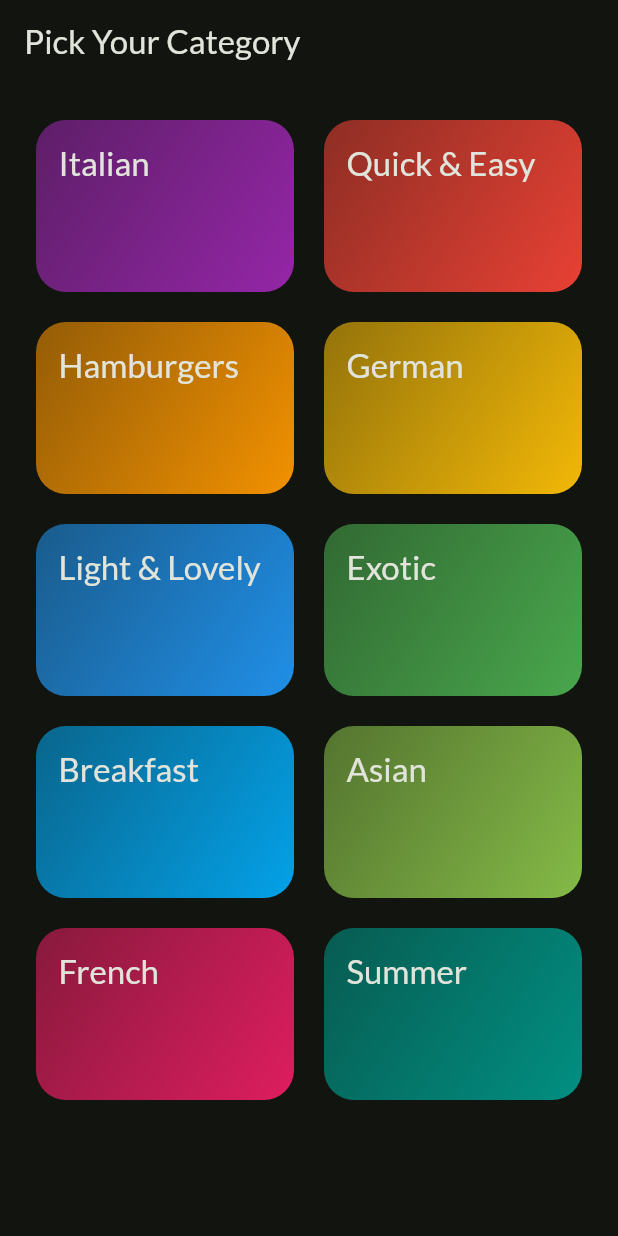
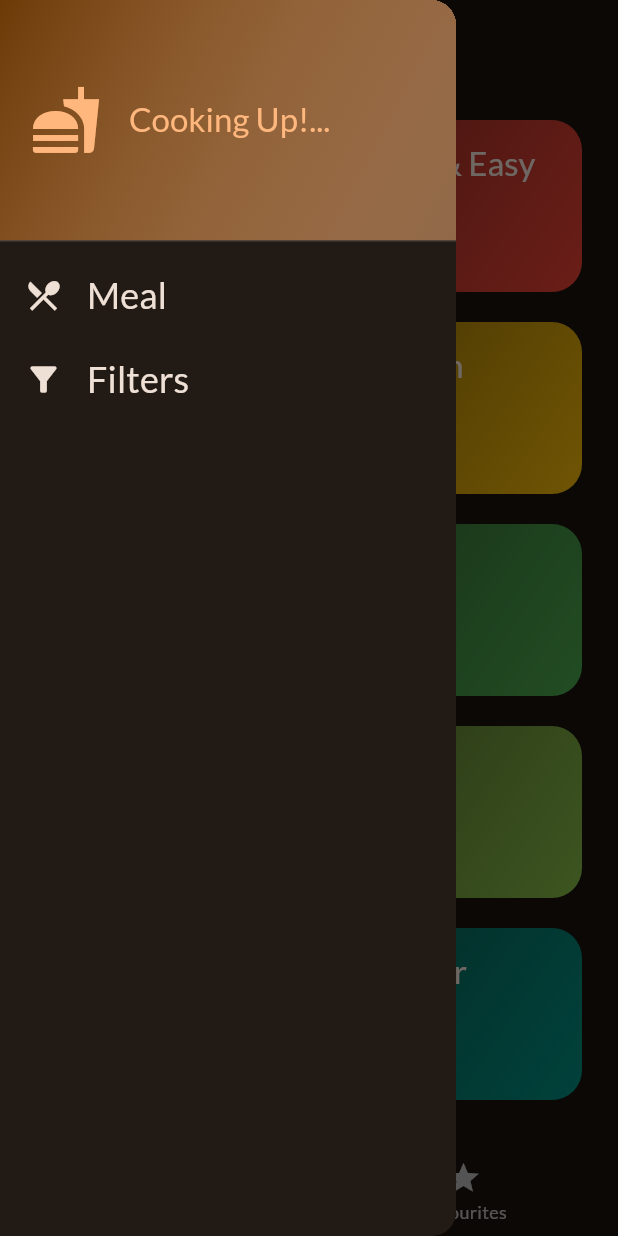
Before and after one commit to Sampurn44/meals_app, a Flutter app: the screen it shows after launch, with the side drawer open (before the commit the screen has no drawer), on a phone screen of 412 x 824 dp. Run offline on Flutter 3.47's test engine with Material 2 defaults, Android fonts, the phone set to English and light mode, and no system bars; our stand-ins replace google_fonts, transparent_image.

Commit message:
"Filter Screen Added"

```diff
--- /dev/null
+++ b/lib/Widgets/main_drawer.dart
@@ -0,0 +1,81 @@
+import 'package:flutter/material.dart';
+
+class MainDrawer extends StatelessWidget {
+  const MainDrawer({super.key, required this.onselectscreen});
+  final void Function(String identifier) onselectscreen;
+
+  @override
+  Widget build(BuildContext context) {
+    return Drawer(
+      child: Column(
+        children: [
+          DrawerHeader(
+            padding: const EdgeInsets.all(20),
+            decoration: BoxDecoration(
+              gradient: LinearGradient(
+                colors: [
+                  Theme.of(context).colorScheme.primaryContainer,
+                  Theme.of(context).colorScheme.primary.withOpacity(0.5),
+                ],
+                begin: Alignment.topLeft,
+                end: Alignment.bottomRight,
+              ),
+            ),
+            child: Row(
+              children: [
+                Icon(
+                  Icons.fastfood,
+                  size: 48,
+                  color: Theme.of(context).colorScheme.primary,
+                ),
+                const SizedBox(
+                  width: 18,
+                ),
+                Text(
+                  "Cooking Up!...",
+                  style: Theme.of(context).textTheme.titleLarge!.copyWith(
+                        color: Theme.of(context).colorScheme.primary,
+                      ),
+                ),
+              ],
+            ),
+          ),
+          ListTile(
+            leading: Icon(
+              Icons.restaurant_menu,
+              size: 26,
+              color: Theme.of(context).colorScheme.onBackground,
+            ),
+            title: Text(
+              "Meal",
+              style: Theme.of(context).textTheme.titleSmall!.copyWith(
+                    color: Theme.of(context).colorScheme.onBackground,
+                    fontSize: 24,
+                  ),
+            ),
+            onTap: () {
+              onselectscreen('meals');
+            },
+          ),
+          ListTile(
+            leading: Icon(
+              Icons.filter_alt,
+              size: 26,
+              color: Theme.of(context).colorScheme.onBackground,
+            ),
+            title: Text(
+              "Filters",
+              style: Theme.of(context).textTheme.titleSmall!.copyWith(
+                    color: Theme.of(context).colorScheme.onBackground,
+                    fontSize: 24,
+                  ),
+            ),
+            onTap: () {
+              onselectscreen('filters');
+            },
+          ),
+        ],
+      ),
+    );
+  }
+}
--- a/lib/main.dart
+++ b/lib/main.dart
@@ -3,12 +3,13 @@ import 'package:google_fonts/google_fonts.dart';
 import 'package:meals_app/data/dummy_data.dart';
 import 'package:meals_app/screens/categories.dart';
 import 'package:meals_app/screens/meals.dart';
+import 'package:meals_app/screens/tabs.dart';
 
 final theme = ThemeData(
   useMaterial3: true,
   colorScheme: ColorScheme.fromSeed(
     brightness: Brightness.dark,
-    seedColor: const Color.fromARGB(255, 36, 240, 4),
+    seedColor: const Color.fromARGB(255, 238, 131, 9),
   ),
   textTheme: GoogleFonts.latoTextTheme(),
 );
@@ -22,7 +23,7 @@ class App extends StatelessWidget {
 
   @override
   Widget build(BuildContext context) {
-    return MaterialApp(theme: theme, home: const CategoriesScreen() // Todo ...,
+    return MaterialApp(theme: theme, home: const TabScreen() // Todo ...,
         );
   }
 }
--- a/lib/screens/categories.dart
+++ b/lib/screens/categories.dart
@@ -1,12 +1,16 @@
 import 'package:flutter/material.dart';
 import 'package:meals_app/Widgets/category_grid.dart';
 import 'package:meals_app/data/dummy_data.dart';
-import 'package:meals_app/data/dummy_data.dart';
+//import 'package:meals_app/data/dummy_data.dart';
 import 'package:meals_app/models/category.dart';
 import 'package:meals_app/screens/meals.dart';
 
+import '../models/meal.dart';
+
 class CategoriesScreen extends StatelessWidget {
-  const CategoriesScreen({super.key});
+  const CategoriesScreen({super.key, required this.togglemeal});
+
+  final void Function(Meal meal) togglemeal;
 
   void _selectedcategory(BuildContext context, Category category) {
     final filteredMeals = dummyMeals
@@ -17,6 +21,7 @@ class CategoriesScreen extends StatelessWidget {
         builder: (ctx) => MealsScreen(
           title: category.title,
           meals: filteredMeals,
+          ontogglemeal: togglemeal,
         ),
       ),
     );
@@ -24,11 +29,7 @@ class CategoriesScreen extends StatelessWidget {
 
   @override
   Widget build(BuildContext context) {
-    return Scaffold(
-        appBar: AppBar(
-          title: const Text('Pick Your Category'),
-        ),
-        body: GridView(
+    return GridView(
       padding: const EdgeInsets.all(24),
       gridDelegate: const SliverGridDelegateWithFixedCrossAxisCount(
           crossAxisCount: 2,
@@ -44,6 +45,6 @@ class CategoriesScreen extends StatelessWidget {
             },
           ),
       ],
-        ));
+    );
   }
 }
--- a/lib/screens/meal_detail.dart
+++ b/lib/screens/meal_detail.dart
@@ -3,14 +3,24 @@ import 'package:flutter/material.dart';
 import '../models/meal.dart';
 
 class MealDetailScreen extends StatelessWidget {
-  const MealDetailScreen({super.key, required this.meal});
+  const MealDetailScreen(
+      {super.key, required this.meal, required this.onToggleFavourite});
   final Meal meal;
+  final void Function(Meal meal) onToggleFavourite;
 
   @override
   Widget build(BuildContext context) {
     return Scaffold(
       appBar: AppBar(
         title: Text(meal.title),
+        actions: [
+          IconButton(
+            onPressed: () {
+              onToggleFavourite(meal);
+            },
+            icon: const Icon(Icons.star),
+          ),
+        ],
       ),
       body: SingleChildScrollView(
         child: Column(
--- /dev/null
+++ b/lib/screens/tabs.dart
@@ -0,0 +1,101 @@
+import 'package:flutter/material.dart';
+import 'package:meals_app/Widgets/main_drawer.dart';
+import 'package:meals_app/screens/categories.dart';
+import 'package:meals_app/screens/filters.dart';
+import 'package:meals_app/screens/meals.dart';
+
+import '../models/meal.dart';
+
+class TabScreen extends StatefulWidget {
+  const TabScreen({super.key});
+
+  @override
+  State<TabScreen> createState() {
+    return _TabScreenState();
+  }
+}
+
+class _TabScreenState extends State<TabScreen> {
+  int _selectedstate = 0;
+  final List<Meal> _favouritemeal = [];
+
+  void _showmessage(String message) {
+    ScaffoldMessenger.of(context).clearSnackBars();
+    ScaffoldMessenger.of(context).showSnackBar(
+      SnackBar(
+        content: Text(message),
+        duration: const Duration(seconds: 2),
+      ),
+    );
+  }
+
+  void _togglemealstatus(Meal meal) {
+    final isExisiting = _favouritemeal.contains(meal);
+    if (isExisiting == true) {
+      setState(() {
+        _favouritemeal.remove(meal);
+        _showmessage('The meal is removed from favourites');
+      });
+    } else {
+      setState(() {
+        _favouritemeal.add(meal);
+        _showmessage('The meal is added to favourites');
+      });
+    }
+  }
+
+  void _selectpage(int index) {
+    setState(() {
+      _selectedstate = index;
+    });
+  }
+
+  void _setscreen(String identifier) {
+    Navigator.of(context).pop();
+    if (identifier == 'filters') {
+      Navigator.of(context).push(
+        MaterialPageRoute(builder: (ctx) => const FilterScreen()),
+      );
+    }
+  }
+
+  @override
+  Widget build(BuildContext context) {
+    Widget active = CategoriesScreen(
+      togglemeal: _togglemealstatus,
+    );
+    var activepagetitle = 'Categories';
+
+    if (_selectedstate == 1) {
+      active = MealsScreen(
+        meals: _favouritemeal,
+        ontogglemeal: _togglemealstatus,
+      );
+
+      activepagetitle = 'Your Favourites';
+    }
+    return Scaffold(
+      appBar: AppBar(
+        title: Text(activepagetitle),
+      ),
+      drawer: MainDrawer(
+        onselectscreen: _setscreen,
+      ),
+      body: active,
+      bottomNavigationBar: BottomNavigationBar(
+        onTap: _selectpage,
+        currentIndex: _selectedstate,
+        items: const [
+          BottomNavigationBarItem(
+            icon: Icon(Icons.set_meal),
+            label: 'Categories',
+          ),
+          BottomNavigationBarItem(
+            icon: Icon(Icons.star),
+            label: 'Favourites',
+          ),
+        ],
+      ),
+    );
+  }
+}
```
Also changed, not shown: lib/screens/filters.dart (added, +143 -0 lines), lib/screens/meals.dart (+9 -3 lines). Lines whose indentation alone changed are shown as unchanged.
